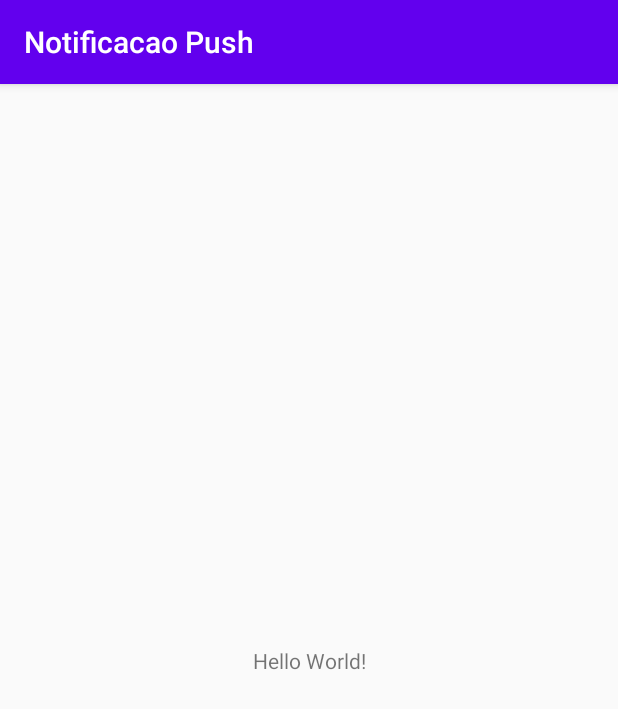
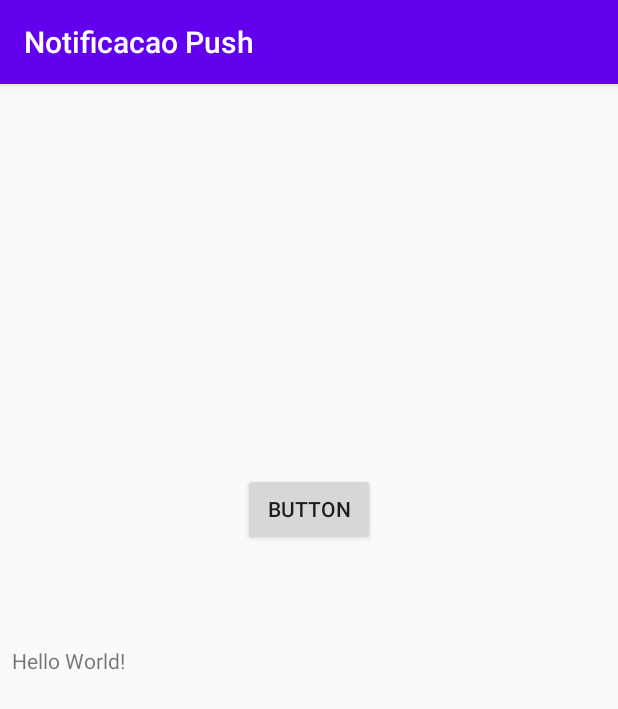
Before and after one commit to marcoacsena/NotificacaoPush, an Android app: the screen it shows after launch (MainActivity), on a phone screen of 412 x 824 dp. Shown: the top 709 px of the screen. Run offline under Robolectric (Android 15) with nearby library versions, the phone set to English and light mode, and no system bars.

Commit message:
Código para recuperar token: MainActivity.java

```diff
--- a/app/src/main/res/layout/activity_main.xml
+++ b/app/src/main/res/layout/activity_main.xml
@@ -7,12 +7,27 @@
     tools:context=".MainActivity">
 
     <TextView
-        android:layout_width="wrap_content"
+        android:id="@+id/tvToken"
+        android:layout_width="0dp"
         android:layout_height="wrap_content"
+        android:layout_marginLeft="8dp"
+        android:layout_marginRight="8dp"
         android:text="Hello World!"
         app:layout_constraintBottom_toBottomOf="parent"
         app:layout_constraintLeft_toLeftOf="parent"
         app:layout_constraintRight_toRightOf="parent"
         app:layout_constraintTop_toTopOf="parent" />
 
+    <Button
+        android:id="@+id/button"
+        android:layout_width="wrap_content"
+        android:layout_height="wrap_content"
+        android:layout_marginTop="192dp"
+        android:onClick="recuperarToken"
+        android:text="Button"
+        app:layout_constraintBottom_toTopOf="@+id/tvToken"
+        app:layout_constraintEnd_toEndOf="parent"
+        app:layout_constraintStart_toStartOf="parent"
+        app:layout_constraintTop_toTopOf="parent" />
+
 </androidx.constraintlayout.widget.ConstraintLayout>
```
Also changed, not shown: app/src/main/java/com/example/notificacaopush/MainActivity.java (+31 -0 lines), app/src/main/java/com/example/notificacaopush/MyFirebaseMessagingService.java (+15 -10 lines).
